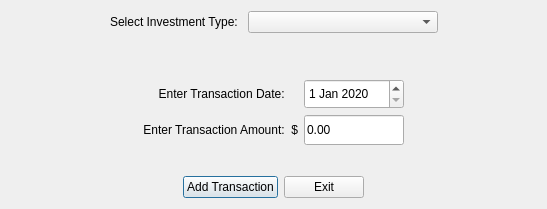
First picture: the form in CashFlowManager/addinvestmenttransactiondialog.ui, repository epw7856/CashFlowManager, before the edit.
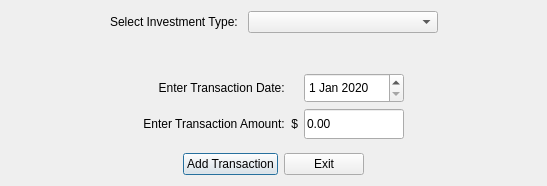
Second picture: the form after the edit.

Commit message: Resolved a bug related to signals to reload main window after closing a transaction dialog.

```diff
--- a/CashFlowManager/addinvestmenttransactiondialog.ui
+++ b/CashFlowManager/addinvestmenttransactiondialog.ui
@@ -10,7 +10,7 @@
     <x>0</x>
     <y>0</y>
     <width>547</width>
-    <height>209</height>
+    <height>186</height>
    </rect>
   </property>
   <property name="windowTitle">
@@ -215,7 +215,7 @@
      <property name="sizeHint" stdset="0">
       <size>
        <width>20</width>
-       <height>25</height>
+       <height>13</height>
       </size>
      </property>
     </spacer>
```
The commit also changes 2 other files.
